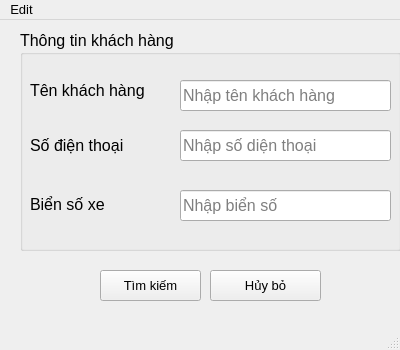
Vuchauduytung/LuanVan, file GUI/GUIsearch.ui: the form before one commit.
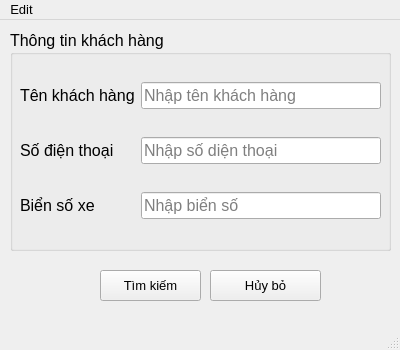
The form after the commit.

What changed in the file:
```diff
--- a/GUI/GUIsearch.ui
+++ b/GUI/GUIsearch.ui
@@ -22,7 +22,7 @@
    <widget class="QGroupBox" name="GB_informatin_custom">
     <property name="geometry">
      <rect>
-      <x>20</x>
+      <x>10</x>
       <y>10</y>
       <width>381</width>
       <height>221</height>
@@ -36,15 +36,18 @@
     <property name="title">
      <string>Thông tin khách hàng</string>
     </property>
+    <widget class="QWidget" name="layoutWidget">
+     <property name="geometry">
+      <rect>
+       <x>10</x>
+       <y>30</y>
+       <width>361</width>
+       <height>181</height>
+      </rect>
+     </property>
+     <layout class="QGridLayout" name="LT_informatin_custom">
+      <item row="0" column="0">
     <widget class="QLabel" name="label_name_custom">
-     <property name="geometry">
-      <rect>
-       <x>10</x>
-       <y>40</y>
-       <width>142</width>
-       <height>41</height>
-      </rect>
-     </property>
      <property name="font">
       <font>
        <pointsize>12</pointsize>
@@ -54,80 +57,53 @@
       <string>Tên khách hàng</string>
      </property>
     </widget>
-    <widget class="QLabel" name="label_phone_number">
-     <property name="geometry">
-      <rect>
-       <x>10</x>
-       <y>100</y>
-       <width>142</width>
-       <height>31</height>
-      </rect>
-     </property>
-     <property name="font">
-      <font>
-       <pointsize>12</pointsize>
-      </font>
-     </property>
-     <property name="text">
-      <string>Số điện thoại</string>
-     </property>
-    </widget>
-    <widget class="QLabel" name="label_number_car">
-     <property name="geometry">
-      <rect>
-       <x>10</x>
-       <y>159</y>
-       <width>142</width>
-       <height>31</height>
-      </rect>
-     </property>
-     <property name="font">
-      <font>
-       <pointsize>12</pointsize>
-      </font>
-     </property>
-     <property name="text">
-      <string>Biển số xe</string>
-     </property>
-    </widget>
+      </item>
+      <item row="0" column="1">
     <widget class="QLineEdit" name="LE_name_custom">
-     <property name="geometry">
-      <rect>
-       <x>160</x>
-       <y>50</y>
-       <width>211</width>
-       <height>31</height>
-      </rect>
-     </property>
      <property name="placeholderText">
       <string>Nhập tên khách hàng</string>
      </property>
     </widget>
+      </item>
+      <item row="1" column="0">
+       <widget class="QLabel" name="label_phone_number">
+        <property name="font">
+         <font>
+          <pointsize>12</pointsize>
+         </font>
+        </property>
+        <property name="text">
+         <string>Số điện thoại</string>
+        </property>
+       </widget>
+      </item>
+      <item row="1" column="1">
     <widget class="QLineEdit" name="LE_phone_number">
-     <property name="geometry">
-      <rect>
-       <x>160</x>
-       <y>100</y>
-       <width>211</width>
-       <height>31</height>
-      </rect>
-     </property>
      <property name="placeholderText">
       <string>Nhập số diện thoại</string>
      </property>
     </widget>
+      </item>
+      <item row="2" column="0">
+       <widget class="QLabel" name="label_number_car">
+        <property name="font">
+         <font>
+          <pointsize>12</pointsize>
+         </font>
+        </property>
+        <property name="text">
+         <string>Biển số xe</string>
+        </property>
+       </widget>
+      </item>
+      <item row="2" column="1">
     <widget class="QLineEdit" name="LE_number_car">
-     <property name="geometry">
-      <rect>
-       <x>160</x>
-       <y>160</y>
-       <width>211</width>
-       <height>31</height>
-      </rect>
-     </property>
      <property name="placeholderText">
       <string>Nhập biển số</string>
      </property>
+       </widget>
+      </item>
+     </layout>
     </widget>
    </widget>
    <widget class="QPushButton" name="BT_search">
```
Lines whose indentation alone changed are shown as unchanged.
